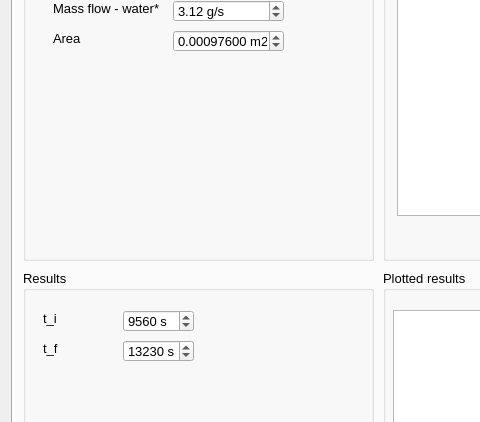
Before: the Qt Designer form mainwindow.ui in ateixeira0163/PCHE, drawn with Qt 5; both pictures show x 0 to 480 and y 137 to 559 of the 1066 by 778 pixel window.
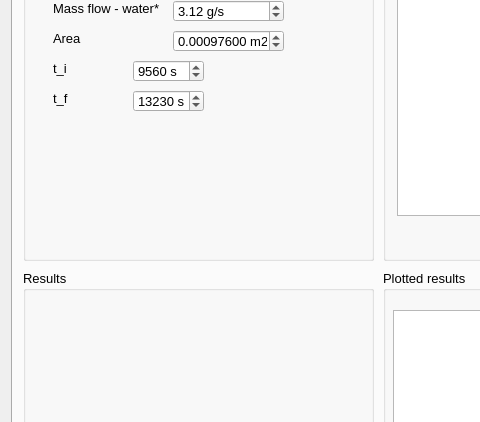
After: the same form once the commit is applied. Icons and pictures are not drawn. Custom widgets are drawn as their Qt base class.

The edit to the form file:
```diff
--- a/mainwindow.ui
+++ b/mainwindow.ui
@@ -1651,6 +1651,80 @@
           <string>Area</string>
          </property>
         </widget>
+        <widget class="QSpinBox" name="tfBox">
+         <property name="geometry">
+          <rect>
+           <x>110</x>
+           <y>160</y>
+           <width>71</width>
+           <height>22</height>
+          </rect>
+         </property>
+         <property name="suffix">
+          <string> s</string>
+         </property>
+         <property name="maximum">
+          <number>999999</number>
+         </property>
+         <property name="value">
+          <number>13230</number>
+         </property>
+        </widget>
+        <widget class="QLabel" name="label_10">
+         <property name="geometry">
+          <rect>
+           <x>30</x>
+           <y>160</y>
+           <width>81</width>
+           <height>16</height>
+          </rect>
+         </property>
+         <property name="font">
+          <font>
+           <pointsize>10</pointsize>
+          </font>
+         </property>
+         <property name="text">
+          <string>t_f</string>
+         </property>
+        </widget>
+        <widget class="QLabel" name="label_8">
+         <property name="geometry">
+          <rect>
+           <x>30</x>
+           <y>130</y>
+           <width>81</width>
+           <height>16</height>
+          </rect>
+         </property>
+         <property name="font">
+          <font>
+           <pointsize>10</pointsize>
+          </font>
+         </property>
+         <property name="text">
+          <string>t_i</string>
+         </property>
+        </widget>
+        <widget class="QSpinBox" name="tiBox">
+         <property name="geometry">
+          <rect>
+           <x>110</x>
+           <y>130</y>
+           <width>71</width>
+           <height>22</height>
+          </rect>
+         </property>
+         <property name="suffix">
+          <string> s</string>
+         </property>
+         <property name="maximum">
+          <number>999999</number>
+         </property>
+         <property name="value">
+          <number>9560</number>
+         </property>
+        </widget>
        </widget>
        <widget class="QGroupBox" name="groupBox_5">
         <property name="geometry">
@@ -1812,80 +1886,6 @@
         <property name="title">
          <string>Results</string>
         </property>
-        <widget class="QSpinBox" name="tiBox">
-         <property name="geometry">
-          <rect>
-           <x>100</x>
-           <y>40</y>
-           <width>71</width>
-           <height>22</height>
-          </rect>
-         </property>
-         <property name="suffix">
-          <string> s</string>
-         </property>
-         <property name="maximum">
-          <number>999999</number>
-         </property>
-         <property name="value">
-          <number>9560</number>
-         </property>
-        </widget>
-        <widget class="QLabel" name="label_8">
-         <property name="geometry">
-          <rect>
-           <x>20</x>
-           <y>40</y>
-           <width>81</width>
-           <height>16</height>
-          </rect>
-         </property>
-         <property name="font">
-          <font>
-           <pointsize>10</pointsize>
-          </font>
-         </property>
-         <property name="text">
-          <string>t_i</string>
-         </property>
-        </widget>
-        <widget class="QSpinBox" name="tfBox">
-         <property name="geometry">
-          <rect>
-           <x>100</x>
-           <y>70</y>
-           <width>71</width>
-           <height>22</height>
-          </rect>
-         </property>
-         <property name="suffix">
-          <string> s</string>
-         </property>
-         <property name="maximum">
-          <number>999999</number>
-         </property>
-         <property name="value">
-          <number>13230</number>
-         </property>
-        </widget>
-        <widget class="QLabel" name="label_10">
-         <property name="geometry">
-          <rect>
-           <x>20</x>
-           <y>70</y>
-           <width>81</width>
-           <height>16</height>
-          </rect>
-         </property>
-         <property name="font">
-          <font>
-           <pointsize>10</pointsize>
-          </font>
-         </property>
-         <property name="text">
-          <string>t_f</string>
-         </property>
-        </widget>
        </widget>
       </widget>
       <widget class="QWidget" name="libraryTab">
```
